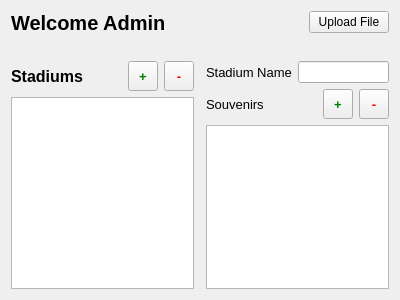
Akil0814/CS_1D_BaseBall, file AdminPage/DashboardPage.ui: the form before one commit.
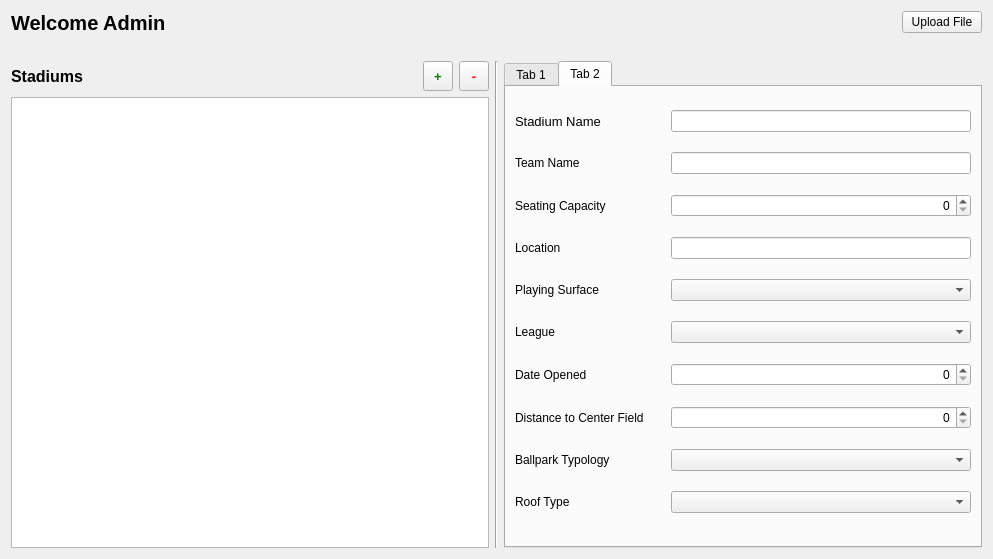
The form after the commit.

Commit message:
added stadium details pages
refactors admin dashboard to include a stack widget to store the stadiums souvenir and details widget

Diff of the .ui file:
```diff
--- a/AdminPage/DashboardPage.ui
+++ b/AdminPage/DashboardPage.ui
@@ -6,8 +6,8 @@
    <rect>
     <x>0</x>
     <y>0</y>
-    <width>400</width>
-    <height>300</height>
+    <width>993</width>
+    <height>559</height>
    </rect>
   </property>
   <property name="windowTitle">
@@ -130,31 +130,28 @@
      <item row="2" column="2">
       <layout class="QVBoxLayout" name="rightSide">
        <item>
-        <layout class="QHBoxLayout" name="stadiumNameContainer">
-         <item>
-          <widget class="QLabel" name="stadiumName">
-           <property name="font">
-            <font>
-             <pointsize>10</pointsize>
-             <bold>false</bold>
-             <kerning>true</kerning>
-            </font>
-           </property>
-           <property name="text">
-            <string>Stadium Name</string>
-           </property>
-          </widget>
-         </item>
-         <item>
-          <widget class="QLineEdit" name="stadiumNameLineEdit"/>
-         </item>
-        </layout>
+        <layout class="QHBoxLayout" name="stadiumNameContainer"/>
        </item>
        <item>
-        <layout class="QVBoxLayout" name="souvenirContainer">
-         <item>
-          <layout class="QHBoxLayout" name="horizontalLayout_5">
-           <item>
+        <widget class="QTabWidget" name="tabWidget">
+         <property name="currentIndex">
+          <number>1</number>
+         </property>
+         <widget class="QWidget" name="tab">
+          <attribute name="title">
+           <string>Tab 1</string>
+          </attribute>
+          <layout class="QGridLayout" name="gridLayout_2">
+           <property name="leftMargin">
+            <number>12</number>
+           </property>
+           <property name="rightMargin">
+            <number>12</number>
+           </property>
+           <property name="bottomMargin">
+            <number>12</number>
+           </property>
+           <item row="0" column="0">
             <widget class="QLabel" name="label_5">
              <property name="font">
               <font>
@@ -167,7 +164,7 @@
              </property>
             </widget>
            </item>
-           <item>
+           <item row="0" column="1">
             <widget class="QPushButton" name="addSouvenirButton">
              <property name="sizePolicy">
               <sizepolicy hsizetype="Fixed" vsizetype="Fixed">
@@ -202,7 +199,7 @@
              </property>
             </widget>
            </item>
-           <item>
+           <item row="0" column="2">
             <widget class="QPushButton" name="removeSouvenirButton">
              <property name="sizePolicy">
               <sizepolicy hsizetype="Fixed" vsizetype="Fixed">
@@ -237,23 +234,156 @@
              </property>
             </widget>
            </item>
-          </layout>
-         </item>
-         <item>
-          <widget class="QTableView" name="souvenirTableView">
-           <property name="styleSheet">
-            <string notr="true">QTableView::item {
+           <item row="1" column="0" colspan="3">
+            <widget class="QTableView" name="souvenirTableView">
+             <property name="styleSheet">
+              <string notr="true">QTableView::item {
     padding-left: 5px;
 
 }</string>
-           </property>
-           <property name="editTriggers">
-            <set>QAbstractItemView::EditTrigger::DoubleClicked</set>
-           </property>
-           <attribute name="verticalHeaderVisible">
-            <bool>false</bool>
-           </attribute>
-          </widget>
+             </property>
+             <property name="editTriggers">
+              <set>QAbstractItemView::EditTrigger::DoubleClicked</set>
+             </property>
+             <attribute name="verticalHeaderVisible">
+              <bool>false</bool>
+             </attribute>
+            </widget>
+           </item>
+          </layout>
+         </widget>
+         <widget class="QWidget" name="tab_2">
+          <attribute name="title">
+           <string>Tab 2</string>
+          </attribute>
+          <layout class="QGridLayout" name="gridLayout_4">
+           <item row="0" column="0">
+            <widget class="QLabel" name="stadiumName">
+             <property name="font">
+              <font>
+               <pointsize>10</pointsize>
+               <bold>false</bold>
+               <kerning>true</kerning>
+              </font>
+             </property>
+             <property name="text">
+              <string>Stadium Name</string>
+             </property>
+            </widget>
+           </item>
+           <item row="0" column="1" colspan="2">
+            <widget class="QLineEdit" name="stadiumNameLineEdit"/>
+           </item>
+           <item row="1" column="0">
+            <widget class="QLabel" name="teamNamePriceLabel">
+             <property name="text">
+              <string>Team Name</string>
+             </property>
+            </widget>
+           </item>
+           <item row="1" column="1" colspan="2">
+            <widget class="QLineEdit" name="teamNameLineEdit"/>
+           </item>
+           <item row="2" column="0">
+            <widget class="QLabel" name="seatingCapacityLabel">
+             <property name="text">
+              <string>Seating Capacity</string>
+             </property>
+            </widget>
+           </item>
+           <item row="3" column="0">
+            <widget class="QLabel" name="locationLabel">
+             <property name="text">
+              <string>Location</string>
+             </property>
+            </widget>
+           </item>
+           <item row="3" column="1" colspan="2">
+            <widget class="QLineEdit" name="locationLineEdit"/>
+           </item>
+           <item row="4" column="0">
+            <widget class="QLabel" name="surfaceLabel">
+             <property name="text">
+              <string>Playing Surface</string>
+             </property>
+            </widget>
+           </item>
+           <item row="4" column="1" colspan="2">
+            <widget class="QComboBox" name="surfaceComboBox"/>
+           </item>
+           <item row="5" column="0">
+            <widget class="QLabel" name="leagueLabel">
+             <property name="text">
+              <string>League</string>
+             </property>
+            </widget>
+           </item>
+           <item row="6" column="0">
+            <widget class="QLabel" name="dateOpenedLabel">
+             <property name="text">
+              <string>Date Opened</string>
+             </property>
+            </widget>
+           </item>
+           <item row="7" column="0">
+            <widget class="QLabel" name="centerFieldLabel">
+             <property name="text">
+              <string>Distance to Center Field</string>
+             </property>
+            </widget>
+           </item>
+           <item row="8" column="0">
+            <widget class="QLabel" name="typologyLabel">
+             <property name="text">
+              <string>Ballpark Typology</string>
+             </property>
+            </widget>
+           </item>
+           <item row="9" column="0">
+            <widget class="QLabel" name="roofLabel">
+             <property name="text">
+              <string>Roof Type</string>
+             </property>
+            </widget>
+           </item>
+           <item row="5" column="1" colspan="2">
+            <widget class="QComboBox" name="leagueComboBox"/>
+           </item>
+           <item row="8" column="1" colspan="2">
+            <widget class="QComboBox" name="typologyComboBox"/>
+           </item>
+           <item row="9" column="1" colspan="2">
+            <widget class="QComboBox" name="roofComboBox"/>
+           </item>
+           <item row="7" column="1" colspan="2">
+            <widget class="QSpinBox" name="centerFieldSpinBox">
+             <property name="alignment">
+              <set>Qt::AlignmentFlag::AlignRight|Qt::AlignmentFlag::AlignTrailing|Qt::AlignmentFlag::AlignVCenter</set>
+             </property>
+            </widget>
+           </item>
+           <item row="6" column="1" colspan="2">
+            <widget class="QSpinBox" name="dateOpenedSpinBox">
+             <property name="alignment">
+              <set>Qt::AlignmentFlag::AlignRight|Qt::AlignmentFlag::AlignTrailing|Qt::AlignmentFlag::AlignVCenter</set>
+             </property>
+            </widget>
+           </item>
+           <item row="2" column="1" colspan="2">
+            <widget class="QSpinBox" name="seatingCapacitySpinBox">
+             <property name="alignment">
+              <set>Qt::AlignmentFlag::AlignRight|Qt::AlignmentFlag::AlignTrailing|Qt::AlignmentFlag::AlignVCenter</set>
+             </property>
+            </widget>
+           </item>
+          </layout>
+         </widget>
+        </widget>
+       </item>
+       <item>
+        <layout class="QVBoxLayout" name="souvenirContainer">
+         <item>
+          <layout class="QHBoxLayout" name="horizontalLayout_5"/>
          </item>
         </layout>
        </item>
```
Left out of the diff: 3 changed lines with no effect on the pictures. The commit also changes 3 other files.
